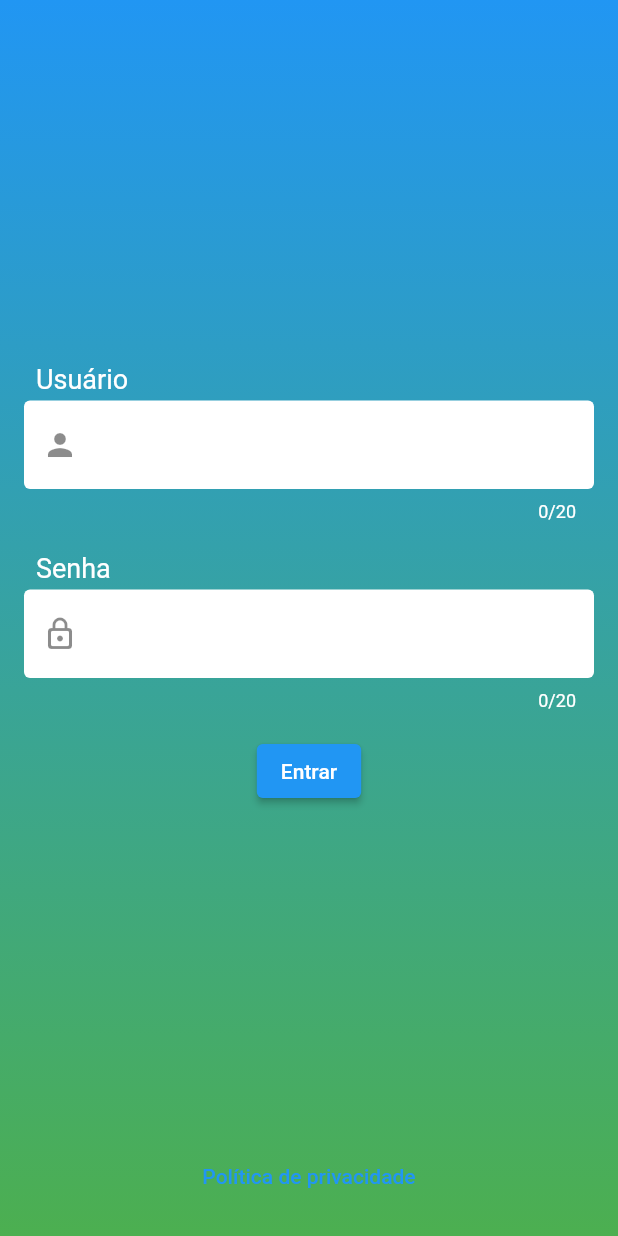
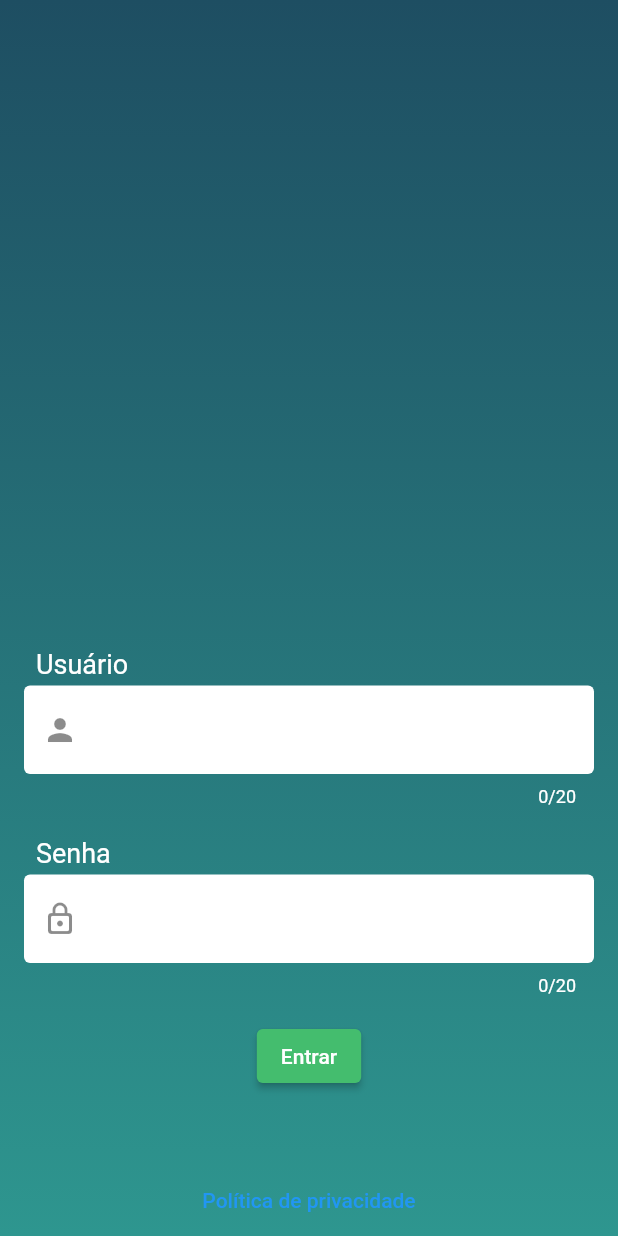
Before and after one commit to EduardoM-GO/login_mobx, a Flutter app: the screen it shows after launch, on a phone screen of 412 x 824 dp. Run offline on Flutter 3.47's test engine with Material 2 defaults, Android fonts, the phone set to English and light mode, and no system bars; our stand-ins replace equatable, get_it, mobx; missing offline and left inert: flutter_result; accounts and stored records are empty.

Commit message:
Feat: adicionado as cores

```diff
--- a/lib/app/modulos/login/login_page.dart
+++ b/lib/app/modulos/login/login_page.dart
@@ -12,7 +12,6 @@ import 'package:login_mobx/app/modulos/login/validadores/usuario_validador.dart'
 import 'package:login_mobx/app/modulos/login/widgets/input_widget.dart';
 import 'package:login_mobx/app/widgets/dialogs_widget.dart';
 import 'package:login_mobx/app/widgets/scaffold_widget.dart';
-import 'package:url_launcher/url_launcher.dart';
 
 class LoginPage extends StatefulWidget {
   const LoginPage({super.key});
@@ -28,24 +27,31 @@ class _LoginPageState extends State<LoginPage> {
   late String senha;
   late LoginStore store;
 
-  late bool logando;
-
   @override
   void initState() {
     super.initState();
     formkey = GlobalKey<FormState>();
     usuario = '';
     senha = '';
-    logando = false;
     injetarDependencia();
     store = GetIt.I.get<LoginStore>();
 
     scheduleMicrotask(() {
       store.state.observe((value) {
         final state = value.newValue;
-        setState(() {
-          logando = state is LoginCarregandoState;
-        });
+
+        if (state is LoginCarregandoState) {
+          DialogsWidget.loading(
+              context: context, title: 'Login', message: 'Logando ...');
+          return;
+        }
+
+        if (value.oldValue is LoginCarregandoState &&
+            state is! LoginCarregandoState) {
+          ///Fecha o dialog de loading
+          Navigator.of(context).popUntil(ModalRoute.withName('/'));
+        }
+
         if (state is LoginSucessoState) {
           if (state.logado) {
             ///proxima pagina
@@ -102,15 +108,13 @@ class _LoginPageState extends State<LoginPage> {
                 height: 16,
               ),
               ElevatedButton(
-                onPressed: logando ? null : logar,
-                child: logando
-                    ? const CircularProgressIndicator()
-                    : const Text('Entrar'),
+                style: const ButtonStyle(
+                  backgroundColor: MaterialStatePropertyAll(Color(0xFF44bd6e)),
+                ),
+                onPressed: logar,
+                child: const Text('Entrar'),
               ),
               const Expanded(child: SizedBox()),
-              TextButton(
-                  onPressed: irParaPoliticaPrivacidade,
-                  child: const Text('Política de privacidade'))
             ],
           ),
         ),
@@ -128,8 +132,4 @@ class _LoginPageState extends State<LoginPage> {
       store.logar(usuario: usuario.trimRight(), senha: senha.trimRight());
     }
   }
-
-  void irParaPoliticaPrivacidade() async {
-    await launchUrl(Uri.parse('https://www.google.com/'));
-  }
 }
--- a/lib/app/widgets/scaffold_widget.dart
+++ b/lib/app/widgets/scaffold_widget.dart
@@ -1,12 +1,13 @@
 import 'package:flutter/material.dart';
+import 'package:url_launcher/url_launcher.dart';
 
 class ScaffoldWidget extends StatelessWidget {
   final PreferredSizeWidget? appBar;
-  final Widget? body;
+  final Widget body;
   final Widget? floatingActionButton;
 
   const ScaffoldWidget(
-      {super.key, this.appBar, this.body, this.floatingActionButton});
+      {super.key, this.appBar, required this.body, this.floatingActionButton});
 
   @override
   Widget build(BuildContext context) {
@@ -19,17 +20,32 @@ class ScaffoldWidget extends StatelessWidget {
           begin: Alignment.topCenter,
           end: Alignment.bottomCenter,
           colors: [
-            Colors.blue,
-            Colors.green,
+            Color(0xFF1e4e62),
+            Color(0xFF2e968f),
           ],
         ),
       ),
       child: Scaffold(
         backgroundColor: Colors.transparent,
         appBar: appBar,
-        body: body,
+        body: Column(
+          mainAxisAlignment: MainAxisAlignment.end,
+          children: [
+            body,
+            const SizedBox(
+              height: 32,
+            ),
+            TextButton(
+                onPressed: irParaPoliticaPrivacidade,
+                child: const Text('Política de privacidade'))
+          ],
+        ),
         floatingActionButton: floatingActionButton,
       ),
     );
   }
+
+  void irParaPoliticaPrivacidade() async {
+    await launchUrl(Uri.parse('https://www.google.com/'));
+  }
 }
```
Also changed, not shown: lib/app/widgets/dialogs_widget.dart (+43 -5 lines).
